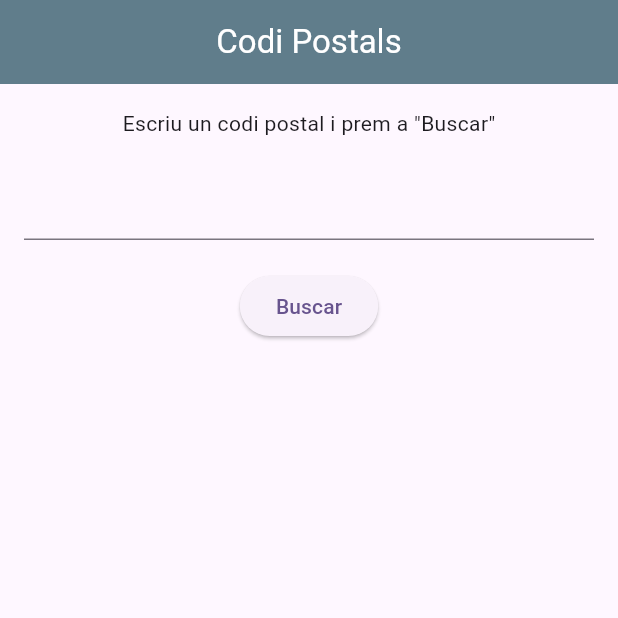
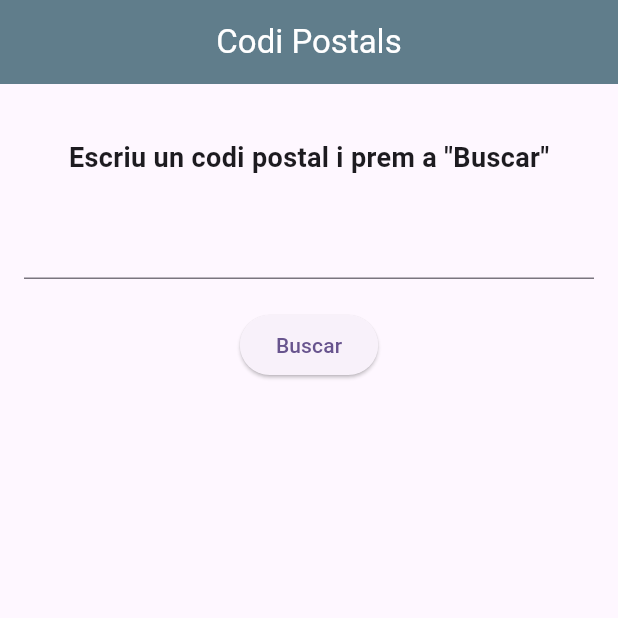
Before and after one commit to jordicarrizoduran/a1_4, a Flutter app: the screen it shows after launch, on a phone screen of 412 x 824 dp, the top half of it. Run offline on Flutter 3.47's test engine with Material 3 defaults, Android fonts, the phone set to English and light mode, and no system bars.

Commit message:
pugem v1 app finalitzada

```diff
--- a/lib/screens/home.dart
+++ b/lib/screens/home.dart
@@ -34,9 +34,11 @@ class _HomeState extends State<Home> {
             key: _formKey,
             child: Column(
               children: [
-                const Text('Escriu un codi postal i prem a "Buscar"'),
+                const SizedBox(height: 20),
+                const Text('Escriu un codi postal i prem a "Buscar"', style: TextStyle(fontSize: 18, fontWeight: FontWeight.bold),),
                 const SizedBox(height: 20),
                 TextFormField(
+                  textAlign: TextAlign.center,
                   controller: myController,
                   validator: (value) {
                     if (value == null || value.isEmpty) {
@@ -58,26 +60,29 @@ class _HomeState extends State<Home> {
                   },
                   child: const Text('Buscar'),
                 ),
+                const SizedBox(height: 40),
                 FutureBuilder(
                   future: _buttonPressed ? PostalService().fetchData(myController.text) : null,
                   builder: (context, snapshot) {
                     if (!_buttonPressed) {
                       return const SizedBox.shrink(); // No mostrar res fins que l'usuari premi el botó
-                    } else if (snapshot.connectionState == ConnectionState.waiting) {
-                      return const Text('Carregant');
                     } else if (snapshot.hasError) {
                       return const Text('Aquest codi postal no està registrat');
                     } else if (snapshot.hasData) {
                       var codiPostal = snapshot.data as CodiPostals;
 
                       return Column(
+                        mainAxisAlignment: MainAxisAlignment.center,
                         children: [
+                          const Text('Codi Postal:', style: TextStyle(fontWeight:FontWeight.bold),),
                           Text(codiPostal.postCode),
-                          Text(codiPostal.countryAbbreviation),
+                          const SizedBox(height: 20),
+                          const Text('Poblacions:', style: TextStyle(fontWeight:FontWeight.bold),),
+                          ...codiPostal.places.map((place) => Text(place.placeName)),
                         ],
                       );
                     } else {
-                      return const SizedBox.shrink();
+                      return const Text('Carregant');
                     }
                   },
                 ),
```
Also changed, not shown: lib/screens/home_antiga.dart (renamed from lib/screens/home-antiga.dart).
